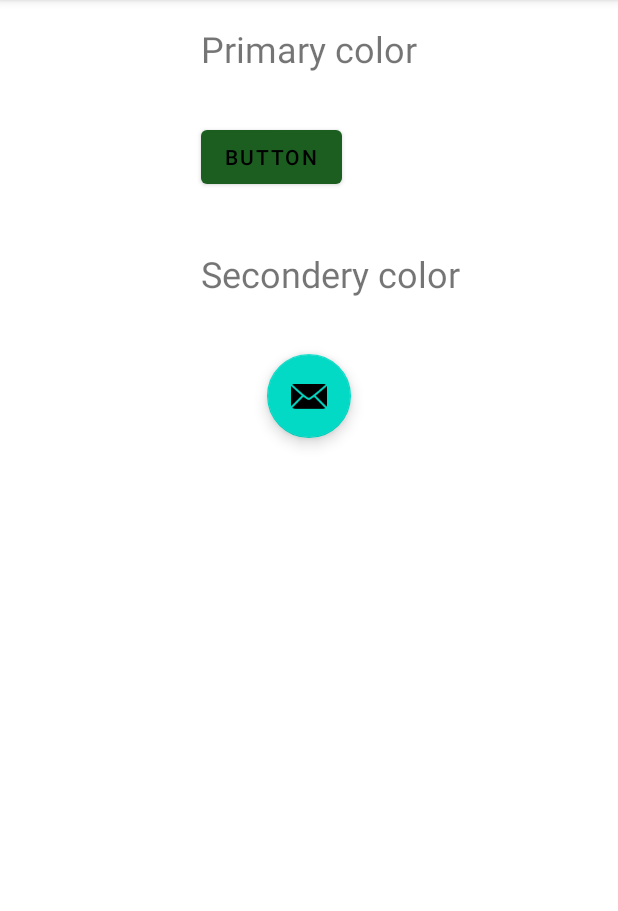
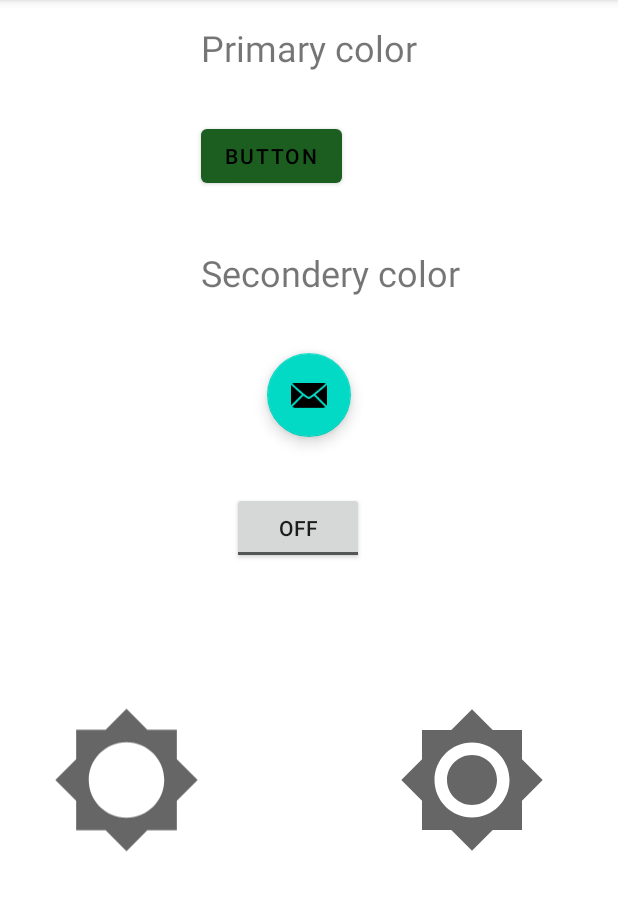
Before and after one commit to Vikash-Android7500/kotlin-Android, an Android app: the screen it shows after launch (MainActivity), on a phone screen of 412 x 824 dp, the part 84-995 px from its top. Run offline under Robolectric (Android 15) with nearby library versions, the phone set to English and light mode, and no system bars.

```diff
--- a/app/src/main/java/com/vk_in/TipTime/MainActivity.kt
+++ b/app/src/main/java/com/vk_in/TipTime/MainActivity.kt
@@ -1,11 +1,46 @@
 package com.vk_in.TipTime
 
+import android.annotation.SuppressLint
 import androidx.appcompat.app.AppCompatActivity
 import android.os.Bundle
+import android.widget.*
 
 class MainActivity : AppCompatActivity() {
+    @SuppressLint("UseSwitchCompatOrMaterialCode")
     override fun onCreate(savedInstanceState: Bundle?) {
         super.onCreate(savedInstanceState)
         setContentView(R.layout.activity_main)
+        //id set
+        val offlite = findViewById<ImageView>(R.id.offlite)
+        val onlite = findViewById<ImageView>(R.id.onlite)
+        val toggle: ToggleButton = findViewById(R.id.toggleButton)
+        //setOnclicklener
+
+        toggle.setOnCheckedChangeListener { _:CompoundButton?, isChecked ->
+           if (isChecked){
+               onlite.setBackgroundColor(0xff00ff00.toInt())
+           }
+            else{
+                offlite.setBackgroundColor(0xffff0000.toInt())
+           }
+
+
+
+        }
+
     }
 }
+
+private fun ImageView.setBackground(on: Int) {
+
+    val isChecked = false
+    if (isChecked) {
+        val offlite = null
+        offlite?.setBackground(R.drawable.off)
+    }
+
+    else {
+        val onlite = null
+        onlite?.setBackground(R.drawable.on)
+    }
+}
--- /dev/null
+++ b/app/src/main/res/drawable/off.xml
@@ -0,0 +1,10 @@
+<vector xmlns:android="http://schemas.android.com/apk/res/android"
+    android:width="24dp"
+    android:height="24dp"
+    android:viewportWidth="24"
+    android:viewportHeight="24"
+    android:tint="?attr/colorControlNormal">
+  <path
+      android:fillColor="@android:color/white"
+      android:pathData="M20,15.31L23.31,12 20,8.69V4h-4.69L12,0.69 8.69,4H4v4.69L0.69,12 4,15.31V20h4.69L12,23.31 15.31,20H20v-4.69zM12,18c-3.31,0 -6,-2.69 -6,-6s2.69,-6 6,-6 6,2.69 6,6 -2.69,6 -6,6z"/>
+</vector>
--- /dev/null
+++ b/app/src/main/res/drawable/on.xml
@@ -0,0 +1,10 @@
+<vector xmlns:android="http://schemas.android.com/apk/res/android"
+    android:width="24dp"
+    android:height="24dp"
+    android:viewportWidth="24"
+    android:viewportHeight="24"
+    android:tint="?attr/colorControlNormal">
+  <path
+      android:fillColor="@android:color/white"
+      android:pathData="M20,8.69L20,4h-4.69L12,0.69 8.69,4L4,4v4.69L0.69,12 4,15.31L4,20h4.69L12,23.31 15.31,20L20,20v-4.69L23.31,12 20,8.69zM12,18c-3.31,0 -6,-2.69 -6,-6s2.69,-6 6,-6 6,2.69 6,6 -2.69,6 -6,6zM12,8c-2.21,0 -4,1.79 -4,4s1.79,4 4,4 4,-1.79 4,-4 -1.79,-4 -4,-4z"/>
+</vector>
--- a/app/src/main/res/layout/activity_main.xml
+++ b/app/src/main/res/layout/activity_main.xml
@@ -11,9 +11,11 @@
         android:id="@+id/textView"
         android:layout_width="wrap_content"
         android:layout_height="wrap_content"
-        android:layout_marginTop="16dp"
+        android:layout_marginTop="15dp"
+        android:layout_marginBottom="341dp"
         android:text="Primary color"
         android:textSize="24sp"
+        app:layout_constraintBottom_toTopOf="@+id/onlite"
         app:layout_constraintEnd_toEndOf="parent"
         app:layout_constraintStart_toStartOf="parent"
         app:layout_constraintTop_toTopOf="parent" />
@@ -47,4 +49,42 @@
         app:layout_constraintStart_toStartOf="parent"
         app:layout_constraintTop_toBottomOf="@+id/textView2"
         app:srcCompat="@android:drawable/ic_dialog_email" />
+
+    <ImageView
+        android:id="@+id/offlite"
+        android:layout_width="0dp"
+        android:layout_height="0dp"
+        android:layout_marginStart="34dp"
+        android:layout_marginEnd="130dp"
+        app:layout_constraintBottom_toBottomOf="@+id/onlite"
+        app:layout_constraintEnd_toStartOf="@+id/onlite"
+        app:layout_constraintStart_toStartOf="parent"
+        app:layout_constraintTop_toTopOf="@+id/onlite"
+        app:srcCompat="@drawable/off"
+        tools:ignore="MissingConstraints,VectorDrawableCompat" />
+
+    <ImageView
+        android:id="@+id/onlite"
+        android:layout_width="0dp"
+        android:layout_height="0dp"
+        android:layout_marginEnd="47dp"
+        android:layout_marginBottom="117dp"
+        app:layout_constraintBottom_toBottomOf="parent"
+        app:layout_constraintEnd_toEndOf="parent"
+        app:layout_constraintStart_toEndOf="@+id/offlite"
+        app:layout_constraintTop_toBottomOf="@+id/textView"
+        app:srcCompat="@drawable/on"
+        tools:ignore="MissingConstraints,VectorDrawableCompat" />
+
+    <ToggleButton
+        android:id="@+id/toggleButton"
+        android:layout_width="wrap_content"
+        android:layout_height="wrap_content"
+        android:layout_marginStart="20dp"
+        android:layout_marginBottom="13dp"
+        android:text="ToggleButton"
+        app:layout_constraintBottom_toTopOf="@+id/offlite"
+        app:layout_constraintStart_toEndOf="@+id/offlite" />
+
+
 </androidx.constraintlayout.widget.ConstraintLayout>
```
